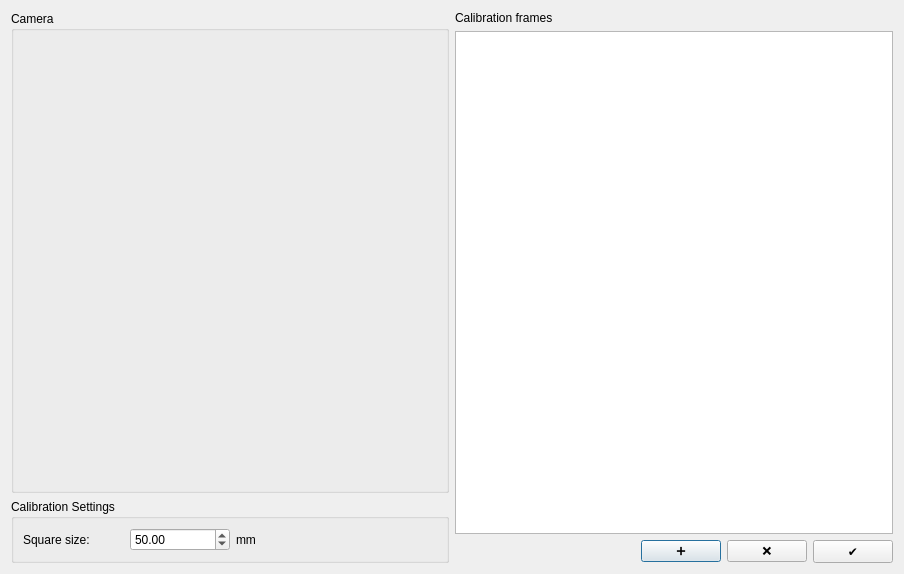
First picture: the form in gui/qt-gui/gui/calibrationdialog.ui, repository yleniaBattistini/ObjectTracker, before the edit.
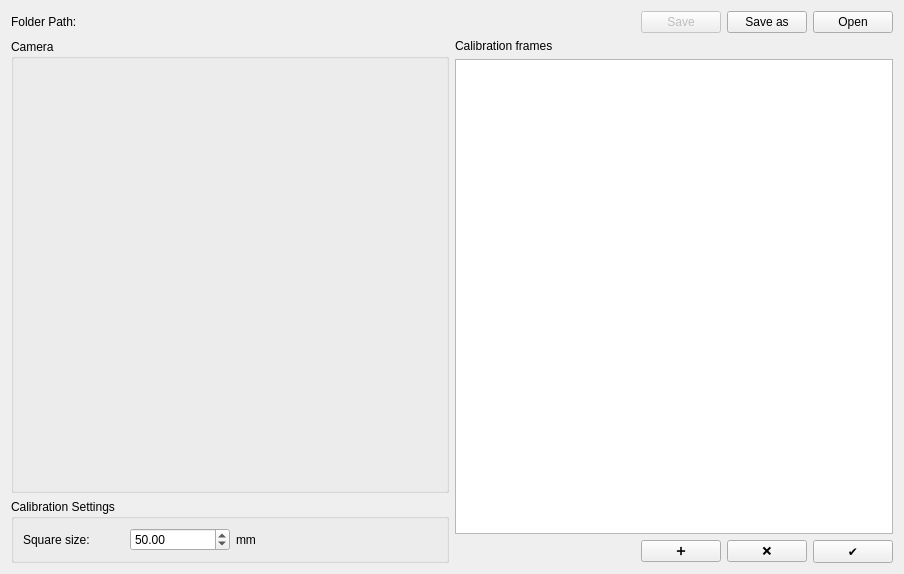
Second picture: the form after the edit.

The edit to the form file:
```diff
--- a/gui/qt-gui/gui/calibrationdialog.ui
+++ b/gui/qt-gui/gui/calibrationdialog.ui
@@ -20,6 +20,86 @@
    <bool>true</bool>
   </property>
   <layout class="QVBoxLayout" name="verticalLayout">
+   <item>
+    <widget class="QWidget" name="widget_5" native="true">
+     <layout class="QHBoxLayout" name="horizontalLayout_4">
+      <property name="leftMargin">
+       <number>0</number>
+      </property>
+      <property name="topMargin">
+       <number>0</number>
+      </property>
+      <property name="rightMargin">
+       <number>0</number>
+      </property>
+      <property name="bottomMargin">
+       <number>0</number>
+      </property>
+      <item>
+       <widget class="QLabel" name="label">
+        <property name="sizePolicy">
+         <sizepolicy hsizetype="Fixed" vsizetype="Preferred">
+          <horstretch>0</horstretch>
+          <verstretch>0</verstretch>
+         </sizepolicy>
+        </property>
+        <property name="text">
+         <string>Folder Path:</string>
+        </property>
+       </widget>
+      </item>
+      <item>
+       <widget class="QLabel" name="lblFolderPath">
+        <property name="text">
+         <string/>
+        </property>
+       </widget>
+      </item>
+      <item>
+       <widget class="QPushButton" name="btnSave">
+        <property name="enabled">
+         <bool>false</bool>
+        </property>
+        <property name="sizePolicy">
+         <sizepolicy hsizetype="Fixed" vsizetype="Fixed">
+          <horstretch>0</horstretch>
+          <verstretch>0</verstretch>
+         </sizepolicy>
+        </property>
+        <property name="text">
+         <string>Save</string>
+        </property>
+       </widget>
+      </item>
+      <item>
+       <widget class="QPushButton" name="btnSaveAs">
+        <property name="sizePolicy">
+         <sizepolicy hsizetype="Fixed" vsizetype="Fixed">
+          <horstretch>0</horstretch>
+          <verstretch>0</verstretch>
+         </sizepolicy>
+        </property>
+        <property name="text">
+         <string>Save as</string>
+        </property>
+       </widget>
+      </item>
+      <item>
+       <widget class="QPushButton" name="btnOpen">
+        <property name="sizePolicy">
+         <sizepolicy hsizetype="Fixed" vsizetype="Fixed">
+          <horstretch>0</horstretch>
+          <verstretch>0</verstretch>
+         </sizepolicy>
+        </property>
+        <property name="text">
+         <string>Open</string>
+        </property>
+       </widget>
+      </item>
+     </layout>
+    </widget>
+   </item>
    <item>
     <widget class="QWidget" name="widget_2" native="true">
      <layout class="QHBoxLayout" name="horizontalLayout">
```
Left out of the diff: 6 changed lines with no effect on the pictures.
